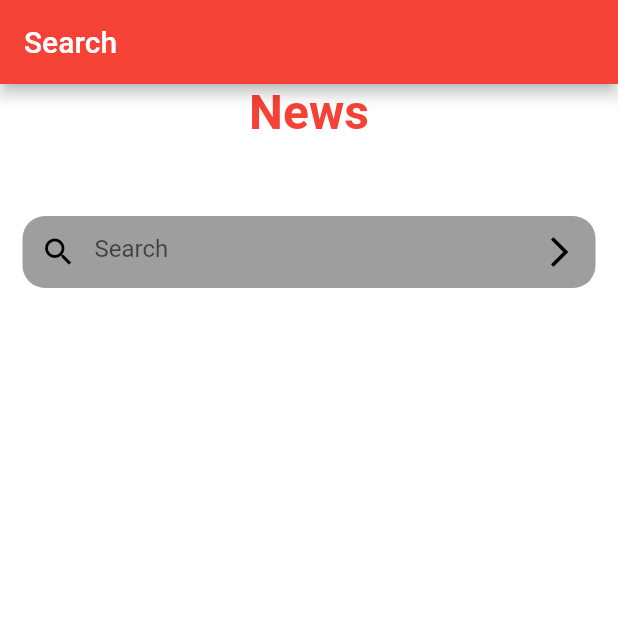
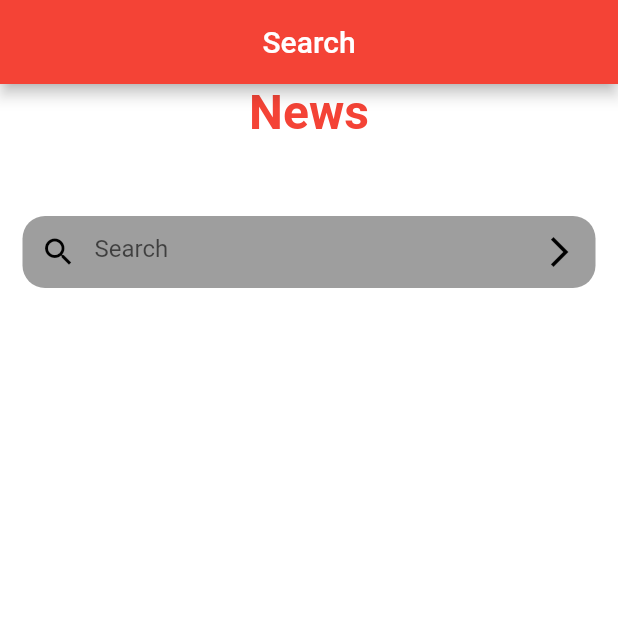
Before and after one commit to XsnakezonX/Flutter_course, a Flutter app: the screen it shows after launch, on a phone screen of 412 x 824 dp, the top half of it. Run offline on Flutter 3.47's test engine with Material 2 defaults, Android fonts, the phone set to English and light mode, and no system bars.

Commit message:
L2 finished

```diff
--- a/demo/lib/search.dart
+++ b/demo/lib/search.dart
@@ -22,7 +22,7 @@ class _SearchScreenState extends State<SearchScreen> {
       backgroundColor: Colors.white,
       appBar: AppBar(
         backgroundColor: Colors.red,
-        title: Text('Search'),
+        title: Center(child: Text('Search')),
       ),
       body: Column(
         children: [
```
